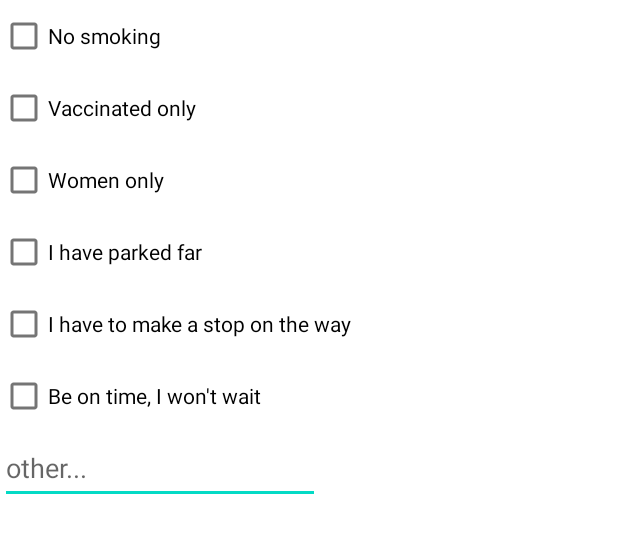
After one commit to miriSilverman/HujiRide, an Android app: the layout comments_alert_dialog.xml on its own in the app's theme, with its tools: preview values and no code run, on a phone screen of 412 x 824 dp. The commit adds this screen. Shown: the top 533 px of the screen. Run offline under Robolectric (Android 15) with nearby library versions, the phone set to English and light mode, and no system bars; Roboto replaces fonts that are not available here.

Commit message:
changed comments in new ride to alert dialog

```diff
--- a/app/build.gradle
+++ b/app/build.gradle
@@ -13,7 +13,7 @@ android {
         targetSdkVersion 30
         versionCode 1
         versionName "1.0"
-        applicationId "opencv.org"
+        //applicationId "opencv.org"
 
         testInstrumentationRunner "androidx.test.runner.AndroidJUnitRunner"
     }
--- /dev/null
+++ b/app/src/main/res/layout/comments_alert_dialog.xml
@@ -0,0 +1,72 @@
+<RelativeLayout xmlns:android="http://schemas.android.com/apk/res/android"
+    android:layout_width="fill_parent"
+    android:layout_height="fill_parent" >
+
+    <CheckBox
+        android:id="@+id/smokingCheckBox"
+        android:layout_width="wrap_content"
+        android:layout_height="wrap_content"
+        android:layout_alignParentLeft="true"
+        android:layout_alignParentTop="true"
+        android:text="No smoking"
+        />
+
+    <CheckBox
+        android:id="@+id/vaccineCheckBox"
+        android:layout_width="wrap_content"
+        android:layout_height="wrap_content"
+        android:layout_alignParentLeft="true"
+        android:layout_below="@+id/smokingCheckBox"
+
+        android:text="Vaccinated only" />
+
+    <CheckBox
+        android:id="@+id/womenCheckBox"
+        android:layout_width="wrap_content"
+        android:layout_height="wrap_content"
+        android:layout_alignParentLeft="true"
+        android:layout_below="@+id/vaccineCheckBox"
+
+        android:text="Women only" />
+
+    <CheckBox
+        android:id="@+id/distanceCheckBox"
+        android:layout_width="wrap_content"
+        android:layout_height="wrap_content"
+        android:layout_alignParentLeft="true"
+        android:text="I have parked far"
+        android:layout_below="@+id/womenCheckBox"
+        />
+
+    <CheckBox
+        android:id="@+id/StopsCheckBox"
+        android:layout_width="wrap_content"
+        android:layout_height="wrap_content"
+        android:layout_alignParentLeft="true"
+        android:layout_below="@+id/distanceCheckBox"
+
+        android:text="I have to make a stop on the way" />
+
+    <CheckBox
+        android:id="@+id/onTimeCheckBox"
+        android:layout_width="wrap_content"
+        android:layout_height="wrap_content"
+        android:layout_alignParentLeft="true"
+        android:layout_below="@+id/StopsCheckBox"
+
+        android:text="Be on time, I won't wait" />
+
+    <EditText
+        android:id="@+id/othersText"
+        android:layout_width="wrap_content"
+        android:layout_height="wrap_content"
+        android:layout_below="@+id/onTimeCheckBox"
+        android:layout_alignParentLeft="true"
+        android:ems="10"
+        android:hint="other..."
+        android:minHeight="48dp">
+
+        <requestFocus />
+    </EditText>
+
+</RelativeLayout>
--- a/app/src/main/res/values/strings.xml
+++ b/app/src/main/res/values/strings.xml
@@ -35,6 +35,9 @@
     <string name="searchGroupTitle">Search for New Group:</string>
     <string name="addGroupBtnText">add\ngroups</string>
     <string name="noRidesInTheNearFuture">You have no rides\nin the near future</string>
+    <string name="add_a_comment">add a comment ...</string>
+    <string name="add_a_stop">add a stop ...</string>
+    <string name="stops">stops</string>
 
     <string-array name="sorting_list">
         <item>time</item>
```
Also changed, not shown: app/src/main/java/huji/postpc/year2021/hujiride/NewRide.kt (+87 -19 lines), app/src/main/res/layout/fragment_new_ride.xml (+23 -7 lines).
